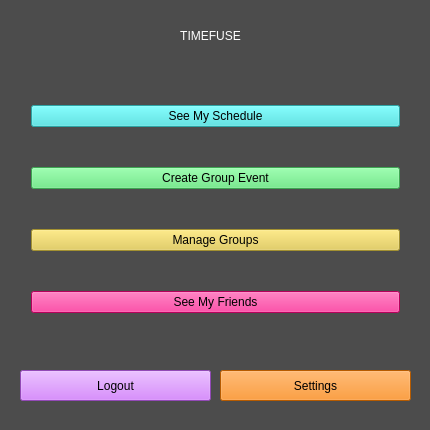
This is home_screen.ui in allenh1/timefuse-client as Qt 5 draws it before an edit. The edited form follows.
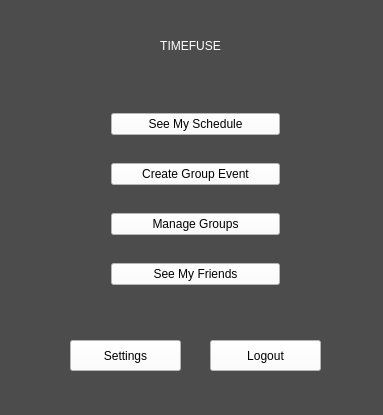
This is the edited form.

What changed in the file:
```diff
--- a/home_screen.ui
+++ b/home_screen.ui
@@ -6,8 +6,8 @@
    <rect>
     <x>0</x>
     <y>0</y>
-    <width>430</width>
-    <height>430</height>
+    <width>383</width>
+    <height>415</height>
    </rect>
   </property>
   <property name="windowTitle">
@@ -20,18 +20,19 @@
   <widget class="QWidget" name="gridLayoutWidget">
    <property name="geometry">
     <rect>
-     <x>20</x>
-     <y>60</y>
-     <width>391</width>
-     <height>301</height>
+     <x>100</x>
+     <y>80</y>
+     <width>191</width>
+     <height>241</height>
     </rect>
    </property>
    <layout class="QGridLayout" name="gridLayout">
     <item row="2" column="0">
      <widget class="QPushButton" name="manage_groups">
       <property name="styleSheet">
-       <string notr="true">font: 14pt "Courier";
-background-color: rgb(227, 201, 69);</string>
+       <string notr="true">background-color: rgb(255, 255, 255);
+color: rgb(0, 0, 0);
+font: 14pt &quot;Courier&quot;;</string>
       </property>
       <property name="text">
        <string>Manage Groups</string>
@@ -41,8 +42,9 @@
     <item row="1" column="0">
      <widget class="QPushButton" name="create_event">
       <property name="styleSheet">
-       <string notr="true">font: 14pt &quot;Courier&quot;;
-background-color: rgb(86, 231, 115);</string>
+       <string notr="true">background-color: rgb(255, 255, 255);
+color: rgb(0, 0, 0);
+font: 14pt &quot;Courier&quot;;</string>
       </property>
       <property name="text">
        <string>Create Group Event</string>
@@ -52,8 +54,9 @@
     <item row="0" column="0">
      <widget class="QPushButton" name="see_schedule">
       <property name="styleSheet">
-       <string notr="true">font: 14pt &quot;Courier&quot;;
-background-color: rgb(61, 229, 229);</string>
+       <string notr="true">background-color: rgb(255, 255, 255);
+color: rgb(0, 0, 0);
+font: 14pt &quot;Courier&quot;;</string>
       </property>
       <property name="text">
        <string>See My Schedule</string>
@@ -63,8 +66,9 @@
     <item row="3" column="0">
      <widget class="QPushButton" name="friend_list">
       <property name="styleSheet">
-       <string notr="true">font: 14pt &quot;Courier&quot;;
-background-color: rgb(255, 0, 128);</string>
+       <string notr="true">background-color: rgb(255, 255, 255);
+color: rgb(0, 0, 0);
+font: 14pt &quot;Courier&quot;;</string>
       </property>
       <property name="text">
        <string>See My Friends</string>
@@ -76,16 +80,16 @@
   <widget class="QPushButton" name="account_settings">
    <property name="geometry">
     <rect>
-     <x>220</x>
-     <y>370</y>
-     <width>191</width>
+     <x>70</x>
+     <y>340</y>
+     <width>111</width>
      <height>31</height>
     </rect>
    </property>
    <property name="styleSheet">
-    <string notr="true">
-font: 14pt &quot;Courier&quot;;
-background-color: rgb(255, 128, 0);</string>
+    <string notr="true">background-color: rgb(255, 255, 255);
+color: rgb(0, 0, 0);
+font: 14pt &quot;Courier&quot;;</string>
    </property>
    <property name="text">
     <string>Settings</string>
@@ -94,8 +98,8 @@
   <widget class="QLabel" name="timefuse">
    <property name="geometry">
     <rect>
-     <x>130</x>
-     <y>20</y>
+     <x>110</x>
+     <y>30</y>
      <width>161</width>
      <height>31</height>
     </rect>
@@ -114,15 +118,16 @@
   <widget class="QPushButton" name="logout_button">
    <property name="geometry">
     <rect>
-     <x>20</x>
-     <y>370</y>
-     <width>191</width>
+     <x>210</x>
+     <y>340</y>
+     <width>111</width>
      <height>31</height>
     </rect>
    </property>
    <property name="styleSheet">
-    <string notr="true">font: 14pt &quot;Courier&quot;;
-background-color: rgb(204, 102, 255);</string>
+    <string notr="true">background-color: rgb(255, 255, 255);
+color: rgb(0, 0, 0);
+font: 14pt &quot;Courier&quot;;</string>
    </property>
    <property name="text">
     <string>Logout</string>
```
Left out of the diff: 2 changed lines with no effect on the pictures.
